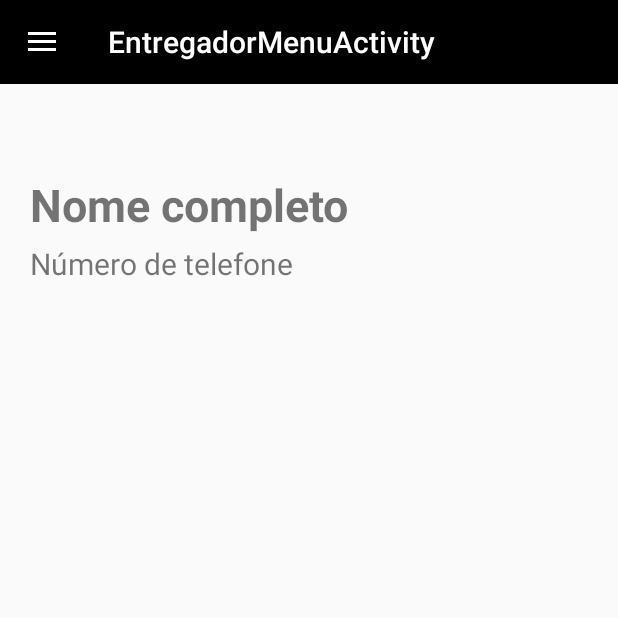
After one commit to iruber/IRuber, an Android app: the EntregadorMenuActivity screen opened directly, with no data from a screen before it, on a phone screen of 412 x 824 dp, the top half of it. The commit adds this screen. Run offline under Robolectric (Android 15) with nearby library versions, the phone set to English and light mode, and no system bars.

Commit message:
PedroLopesMaia
GUI Entregador

```diff
--- a/app/build.gradle
+++ b/app/build.gradle
@@ -24,6 +24,7 @@ dependencies {
     implementation 'com.android.support.constraint:constraint-layout:1.1.3'
     implementation 'com.android.support:design:28.0.0'
     implementation 'com.android.support:support-v4:28.0.0'
+    implementation 'com.android.support:recyclerview-v7:28.0.0'
     testImplementation 'junit:junit:4.12'
     androidTestImplementation 'com.android.support.test:runner:1.0.2'
     androidTestImplementation 'com.android.support.test.espresso:espresso-core:3.0.2'
--- a/app/src/main/AndroidManifest.xml
+++ b/app/src/main/AndroidManifest.xml
@@ -14,6 +14,10 @@
         <activity
             android:name=".restaurante.gui.RestauranteMenuActivity"
             android:label="@string/title_activity_restaurante_menu"
+            android:theme="@style/NoActionBar.NoActionBar"></activity>
+        <activity
+            android:name=".restaurante.gui.EntregadorMenuActivity"
+            android:label="@string/title_activity_entregador_menu"
             android:theme="@style/NoActionBar.NoActionBar"></activity>
         <activity
             android:name=".cliente.gui.ClienteMenuActivity"
--- /dev/null
+++ b/app/src/main/java/com/comercial/iruber/restaurante/gui/EntregadorMenuActivity.java
@@ -0,0 +1,79 @@
+package com.comercial.iruber.restaurante.gui;
+
+import android.os.Bundle;
+import android.support.annotation.NonNull;
+import android.support.design.widget.NavigationView;
+import android.support.v4.app.FragmentTransaction;
+import android.support.v4.widget.DrawerLayout;
+import android.support.v7.app.ActionBarDrawerToggle;
+import android.support.v7.app.AppCompatActivity;
+import android.support.v7.widget.Toolbar;
+import android.view.MenuItem;
+import android.widget.Toast;
+
+import com.comercial.iruber.R;
+import com.comercial.iruber.restaurante.gui.fragments.ListaPedidoFragment;
+import com.comercial.iruber.restaurante.gui.fragments.PerfilEntregadorFragment;
+
+public class EntregadorMenuActivity extends AppCompatActivity implements NavigationView.OnNavigationItemSelectedListener{
+
+    private Toolbar toolbar;
+    private DrawerLayout drawerLayout;
+    private NavigationView navigationView;
+
+    @Override
+    protected void onCreate(Bundle savedInstanceState) {
+        super.onCreate(savedInstanceState);
+        setContentView(R.layout.activity_entregador_menu);
+
+        navigationView = (NavigationView) findViewById(R.id.navViewEntregador);
+        navigationView.setNavigationItemSelectedListener(this);
+
+        toolbar = (Toolbar) findViewById(R.id.toolbarEntregador);
+        setSupportActionBar(toolbar);
+
+        drawerLayout = (DrawerLayout) findViewById(R.id.drawerLayoutEntregador);
+
+        ActionBarDrawerToggle toggle = new ActionBarDrawerToggle(this, drawerLayout, toolbar, R.string.navigation_drawer_open, R.string.navigation_drawer_close);
+        drawerLayout.addDrawerListener(toggle);
+
+        toggle.syncState();
+
+        FragmentTransaction ft = getSupportFragmentManager().beginTransaction();
+        ft.replace(R.id.placeHolder, new PerfilEntregadorFragment());
+        ft.commit();
+    }
+
+    @Override
+    public boolean onNavigationItemSelected(@NonNull MenuItem item) {
+        switch (item.getItemId()){
+            case R.id.nav_item_one:{
+                FragmentTransaction ft = getSupportFragmentManager().beginTransaction();
+                ft.replace(R.id.placeHolder, new PerfilEntregadorFragment());
+                ft.commit();
+                break;
+            }
+            case R.id.nav_item_two:{
+                FragmentTransaction ft = getSupportFragmentManager().beginTransaction();
+                ft.replace(R.id.placeHolder, new ListaPedidoFragment());
+                ft.commit();
+                break;
+            }
+            default: {
+                Toast.makeText(this, "Menu Default", Toast.LENGTH_SHORT).show();
+                break;
+            }
+        }
+
+        drawerLayout.closeDrawers();
+        return true;
+    }
+
+    @Override
+    public void onBackPressed(){
+        if(navigationView.isShown()){
+            drawerLayout.closeDrawers();
+        }
+    }
+
+}
--- /dev/null
+++ b/app/src/main/java/com/comercial/iruber/restaurante/gui/fragments/PerfilEntregadorFragment.java
@@ -0,0 +1,24 @@
+package com.comercial.iruber.restaurante.gui.fragments;
+
+import android.os.Bundle;
+import android.support.v4.app.Fragment;
+import android.view.LayoutInflater;
+import android.view.View;
+import android.view.ViewGroup;
+
+import com.comercial.iruber.R;
+
+public class PerfilEntregadorFragment extends Fragment {
+
+
+    @Override
+    public View onCreateView(LayoutInflater inflater, ViewGroup parent, Bundle savedInstanceState){
+        View rootView = inflater.inflate(R.layout.fragment_perfil_entregador, parent, false);
+        return rootView;
+    }
+
+    @Override
+    public void onViewCreated(View view, Bundle savedInstanceState){
+
+    }
+}
--- /dev/null
+++ b/app/src/main/res/layout/activity_entregador_menu.xml
@@ -0,0 +1,35 @@
+<?xml version="1.0" encoding="utf-8"?>
+<android.support.v4.widget.DrawerLayout xmlns:android="http://schemas.android.com/apk/res/android"
+    xmlns:app="http://schemas.android.com/apk/res-auto"
+    xmlns:tools="http://schemas.android.com/tools"
+    android:id="@+id/drawerLayoutEntregador"
+    android:layout_width="match_parent"
+    android:layout_height="match_parent"
+    android:fitsSystemWindows="true"
+    tools:openDrawer="start">
+
+    <LinearLayout
+        android:layout_width="match_parent"
+        android:layout_height="match_parent"
+        android:orientation="vertical">
+
+        <include layout="@layout/app_bar_entregador_menu"
+            android:layout_width="match_parent"
+            android:layout_height="wrap_content"/>
+
+        <FrameLayout
+            android:id="@+id/placeHolder"
+            android:layout_width="match_parent"
+            android:layout_height="match_parent"/>
+
+    </LinearLayout>
+
+    <android.support.design.widget.NavigationView
+        android:id="@+id/navViewEntregador"
+        android:layout_width="match_parent"
+        android:layout_height="match_parent"
+        android:layout_gravity="start"
+        app:headerLayout="@layout/nav_header_restaurante_menu"
+        app:menu="@menu/activity_entregador_menu_drawer" />
+
+</android.support.v4.widget.DrawerLayout>
--- /dev/null
+++ b/app/src/main/res/layout/app_bar_entregador_menu.xml
@@ -0,0 +1,23 @@
+<?xml version="1.0" encoding="utf-8"?>
+<android.support.design.widget.CoordinatorLayout xmlns:android="http://schemas.android.com/apk/res/android"
+    xmlns:app="http://schemas.android.com/apk/res-auto"
+    xmlns:tools="http://schemas.android.com/tools"
+    android:layout_width="match_parent"
+    android:layout_height="match_parent"
+    tools:context=".EntregadorMenuActivity">
+
+    <android.support.design.widget.AppBarLayout
+        android:layout_width="match_parent"
+        android:layout_height="wrap_content"
+        android:background="#000000"
+        android:theme="@style/ThemeOverlay.AppCompat.Dark.ActionBar">
+
+        <android.support.v7.widget.Toolbar
+            android:id="@+id/toolbarEntregador"
+            android:layout_width="match_parent"
+            android:layout_height="?attr/actionBarSize"
+            android:background="#000000"
+            app:popupTheme="@style/AppTheme.PopupOverlay" />
+
+    </android.support.design.widget.AppBarLayout>
+</android.support.design.widget.CoordinatorLayout>
--- /dev/null
+++ b/app/src/main/res/layout/fragment_perfil_entregador.xml
@@ -0,0 +1,25 @@
+<?xml version="1.0" encoding="utf-8"?>
+<LinearLayout xmlns:android="http://schemas.android.com/apk/res/android"
+    android:layout_width="match_parent"
+    android:layout_height="match_parent"
+    xmlns:app="http://schemas.android.com/apk/res-auto"
+    android:orientation="vertical">
+
+    <TextView
+        android:layout_width="wrap_content"
+        android:layout_height="wrap_content"
+        android:textStyle="bold"
+        android:textSize="30dp"
+        android:layout_marginTop="60dp"
+        android:layout_marginLeft="20dp"
+        android:text="Nome completo"/>
+
+    <TextView
+        android:layout_width="wrap_content"
+        android:layout_height="wrap_content"
+        android:textSize="20dp"
+        android:layout_marginTop="5dp"
+        android:layout_marginLeft="20dp"
+        android:text="Número de telefone"/>
+
+</LinearLayout>
--- /dev/null
+++ b/app/src/main/res/menu/activity_entregador_menu_drawer.xml
@@ -0,0 +1,15 @@
+<?xml version="1.0" encoding="utf-8"?>
+<menu xmlns:android="http://schemas.android.com/apk/res/android"
+    xmlns:tools="http://schemas.android.com/tools"
+    tools:showIn="navigation_view">
+
+    <group android:checkableBehavior="single">
+        <item android:id="@+id/nav_item_one"
+            android:icon="@drawable/clienteicon"
+            android:title="Perfil"/>
+        <item android:id="@+id/nav_item_two"
+            android:icon="@drawable/file"
+            android:title="Pedidos"/>
+    </group>
+
+</menu>
--- a/app/src/main/res/values/strings.xml
+++ b/app/src/main/res/values/strings.xml
@@ -238,6 +238,7 @@
     <string name="pagina_inicial">Pagina Inicial</string>
     <string name="meus_pedidos">Meus Pedidos</string>
     <string name="title_activity_restaurante_menu">RestauranteMenuActivity</string>
+    <string name="title_activity_entregador_menu">EntregadorMenuActivity</string>
     <string name="pedidos">Pedidos</string>
     <string name="pratos">Pratos</string>
     <string name="ingredientes">Ingredientes</string>
```
Also changed, not shown: app/src/main/java/com/comercial/iruber/pedido/dominio/persistencia/PedidoDAO.java (+9 -0 lines), app/src/main/java/com/comercial/iruber/restaurante/gui/PedidosAdapter.java (added, +79 -0 lines), app/src/main/java/com/comercial/iruber/restaurante/gui/fragments/ListaPedidoFragment.java (added, +45 -0 lines), app/src/main/res/layout/fragment_lista_pedido.xml (added, +16 -0 lines), app/src/main/res/layout/pedidos_list_item.xml (added, +36 -0 lines).
